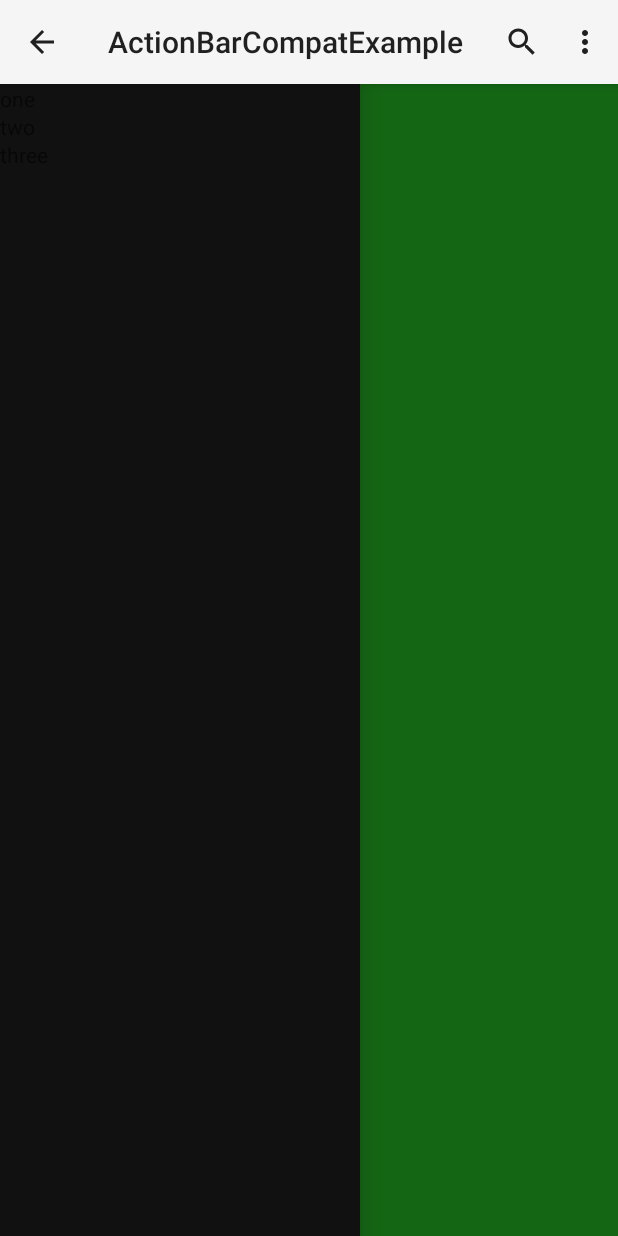
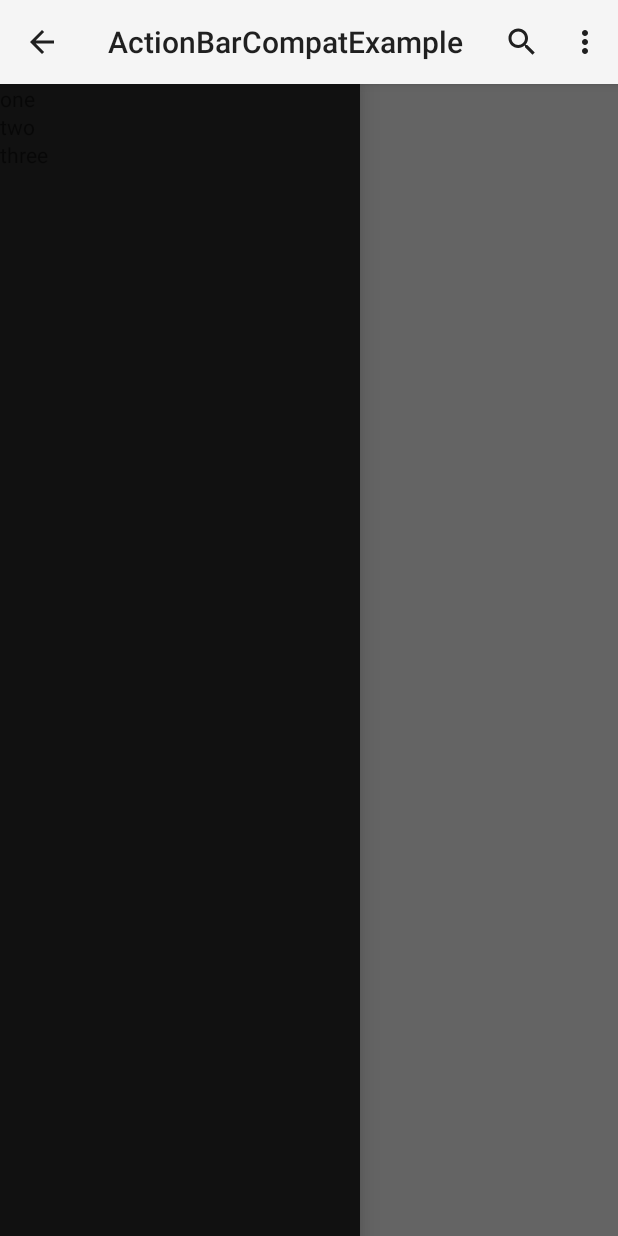
Before and after one commit to emil10001/ActionBarCompatExample, an Android app: the screen it shows after launch (MainActivity), with the side drawer open, on a phone screen of 412 x 824 dp. Run offline under Robolectric (Android 15) with nearby library versions, the phone set to English and light mode, and no system bars; 2 statements that could not run were skipped.

Commit message:
Revert "Added SlidingPaneLayout"
This reverts commit 0e4c27cb694e7aa219f79afc9c8d10b64bf625af.

```diff
--- a/ActionBarCompatExample/src/main/res/layout/activity_main.xml
+++ b/ActionBarCompatExample/src/main/res/layout/activity_main.xml
@@ -1,37 +1,23 @@
-<android.support.v4.widget.DrawerLayout xmlns:android="http://schemas.android.com/apk/res/android"
+<android.support.v4.widget.DrawerLayout
+        xmlns:android="http://schemas.android.com/apk/res/android"
         xmlns:tools="http://schemas.android.com/tools"
         android:id="@+id/drawer_layout"
         android:layout_width="match_parent"
         android:layout_height="match_parent"
         tools:context=".MainActivity">
-
     <!-- The main content view -->
-    <android.support.v4.widget.SlidingPaneLayout
+    <FrameLayout
+            android:id="@+id/content_frame"
             android:layout_width="match_parent"
-        android:layout_height="match_parent">
-
-        <TextView
-            android:layout_width="300dp"
-            android:layout_height="match_parent"
-            android:background="#CC00FF00"
-            android:text="Pane 1" />
-
-        <TextView
-            android:layout_width="400dp"
-            android:layout_height="match_parent"
-            android:layout_weight="1"
-            android:background="#CC0000FF"
-            android:text="Pane 2" />
-    </android.support.v4.widget.SlidingPaneLayout>
-
+            android:layout_height="match_parent"/>
     <!-- The navigation drawer -->
     <ListView
             android:id="@+id/left_drawer"
             android:layout_width="240dp"
             android:layout_height="match_parent"
             android:layout_gravity="start"
-        android:background="#111"
             android:choiceMode="singleChoice"
             android:divider="@android:color/transparent"
-        android:dividerHeight="0dp" />
+            android:dividerHeight="0dp"
+            android:background="#111"/>
 </android.support.v4.widget.DrawerLayout>
```
Lines whose indentation alone changed are shown as unchanged.
